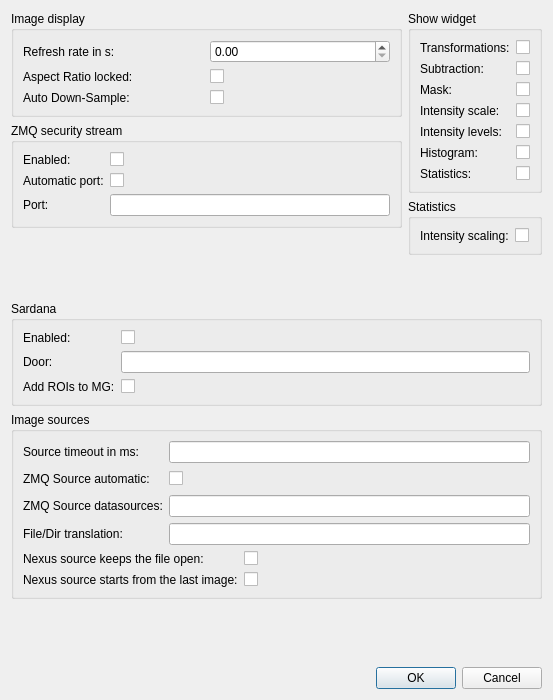
Above: lavuelib/ui/ConfigDialog.ui from syncope/lavue before the change. Below: the same form after it.
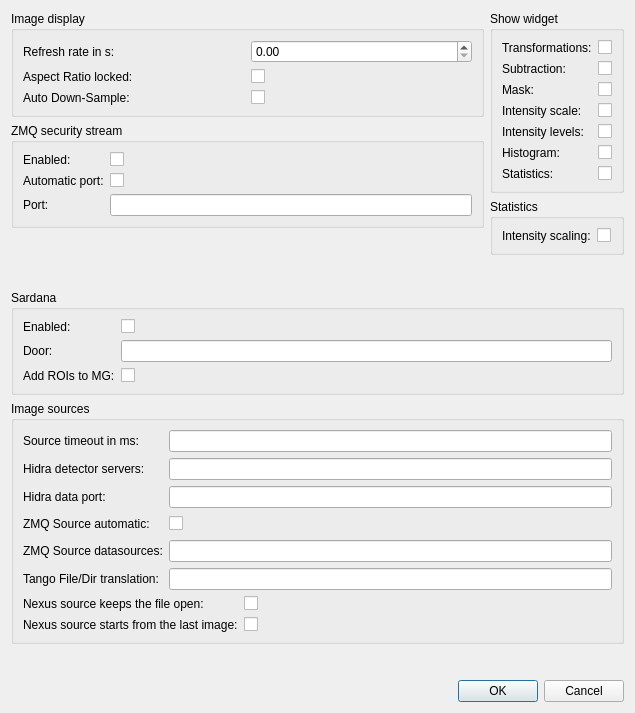
That is the form after the change.

Commit message: add error message for imageSource

```diff
--- a/lavuelib/ui/ConfigDialog.ui
+++ b/lavuelib/ui/ConfigDialog.ui
@@ -6,8 +6,8 @@
    <rect>
     <x>0</x>
     <y>0</y>
-    <width>553</width>
-    <height>700</height>
+    <width>635</width>
+    <height>713</height>
    </rect>
   </property>
   <property name="windowTitle">
@@ -509,7 +509,30 @@
        <layout class="QGridLayout" name="gridLayout_6">
         <item row="0" column="0">
          <layout class="QGridLayout" name="sourcesGridLayout">
-          <item row="1" column="1">
+          <item row="7" column="0" colspan="2">
+           <widget class="QLabel" name="nxslastLabel">
+            <property name="toolTip">
+             <string>nexus source starts from the last image</string>
+            </property>
+            <property name="text">
+             <string>Nexus source starts from the last image:</string>
+            </property>
+            <property name="buddy">
+             <cstring>nxslastCheckBox</cstring>
+            </property>
+           </widget>
+          </item>
+          <item row="7" column="2">
+           <widget class="QCheckBox" name="nxslastCheckBox">
+            <property name="toolTip">
+             <string>nexus source starts from the last image</string>
+            </property>
+            <property name="text">
+             <string/>
+            </property>
+           </widget>
+          </item>
+          <item row="3" column="1">
            <widget class="QCheckBox" name="autozmqtopicsCheckBox">
             <property name="toolTip">
              <string>load possible ZMQ source datasources from the stream</string>
@@ -519,7 +542,7 @@
             </property>
            </widget>
           </item>
-          <item row="4" column="0" colspan="2">
+          <item row="6" column="0" colspan="2">
            <widget class="QLabel" name="nxsopenLabel">
             <property name="toolTip">
              <string>nexus source keeps the file open</string>
@@ -532,6 +555,26 @@
             </property>
            </widget>
           </item>
+          <item row="1" column="1" colspan="2">
+           <widget class="QLineEdit" name="detserversLineEdit">
+            <property name="toolTip">
+             <string>&lt;html&gt;&lt;head/&gt;&lt;body&gt;&lt;p&gt;HIDRA detector servers separated by spaces&lt;/p&gt;&lt;/body&gt;&lt;/html&gt;</string>
+            </property>
+           </widget>
+          </item>
+          <item row="1" column="0">
+           <widget class="QLabel" name="detserversLabel">
+            <property name="toolTip">
+             <string>&lt;html&gt;&lt;head/&gt;&lt;body&gt;&lt;p&gt;HIDRA detector servers separated by spaces&lt;/p&gt;&lt;/body&gt;&lt;/html&gt;</string>
+            </property>
+            <property name="text">
+             <string>Hidra detector servers:</string>
+            </property>
+            <property name="buddy">
+             <cstring>detserversLineEdit</cstring>
+            </property>
+           </widget>
+          </item>
           <item row="0" column="0">
            <widget class="QLabel" name="timeoutLabel">
             <property name="toolTip">
@@ -545,14 +588,14 @@
             </property>
            </widget>
           </item>
-          <item row="2" column="1" colspan="2">
+          <item row="4" column="1" colspan="2">
            <widget class="QLineEdit" name="zmqtopicsLineEdit">
             <property name="toolTip">
              <string>ZMQ source datasources separated by spaces</string>
             </property>
            </widget>
           </item>
-          <item row="4" column="2">
+          <item row="6" column="2">
            <widget class="QCheckBox" name="nxsopenCheckBox">
             <property name="toolTip">
              <string>nexus source keeps the file open</string>
@@ -562,7 +605,7 @@
             </property>
            </widget>
           </item>
-          <item row="3" column="1" colspan="2">
+          <item row="5" column="1" colspan="2">
            <widget class="QLineEdit" name="dirtransLineEdit">
             <property name="toolTip">
              <string>JSON dictionary denoting what to replace
@@ -570,21 +613,21 @@
             </property>
            </widget>
           </item>
-          <item row="3" column="0">
+          <item row="5" column="0">
            <widget class="QLabel" name="dirtransLabel">
             <property name="toolTip">
              <string>JSON dictionary denoting what to replace
 in the file name and the file directory for Tango File Source</string>
             </property>
             <property name="text">
-             <string>File/Dir translation:</string>
+             <string>Tango File/Dir translation:</string>
             </property>
             <property name="buddy">
              <cstring>dirtransLineEdit</cstring>
             </property>
            </widget>
           </item>
-          <item row="1" column="0">
+          <item row="3" column="0">
            <widget class="QLabel" name="autozmqtopicsLabel">
             <property name="toolTip">
              <string>load possible ZMQ source datasources from the stream</string>
@@ -597,7 +640,7 @@
             </property>
            </widget>
           </item>
-          <item row="2" column="0">
+          <item row="4" column="0">
            <widget class="QLabel" name="zmqtopicsLabel">
             <property name="toolTip">
              <string>ZMQ source datasources separated by spaces</string>
@@ -617,7 +660,7 @@
             </property>
            </widget>
           </item>
-          <item row="1" column="2">
+          <item row="3" column="2">
            <spacer name="horizontalSpacer">
             <property name="orientation">
              <enum>Qt::Horizontal</enum>
@@ -630,26 +673,23 @@
             </property>
            </spacer>
           </item>
-          <item row="5" column="0" colspan="2">
-           <widget class="QLabel" name="nxslastLabel">
+          <item row="2" column="1" colspan="2">
+           <widget class="QLineEdit" name="hidraportLineEdit">
             <property name="toolTip">
-             <string>nexus source starts from the last image</string>
-            </property>
-            <property name="text">
-             <string>Nexus source starts from the last image:</string>
-            </property>
-            <property name="buddy">
-             <cstring>nxslastCheckBox</cstring>
+             <string>&lt;html&gt;&lt;head/&gt;&lt;body&gt;&lt;p&gt;HIDRA data port&lt;/p&gt;&lt;/body&gt;&lt;/html&gt;</string>
             </property>
            </widget>
           </item>
-          <item row="5" column="2">
-           <widget class="QCheckBox" name="nxslastCheckBox">
+          <item row="2" column="0">
+           <widget class="QLabel" name="hidraportLabel">
             <property name="toolTip">
              <string>nexus source starts from the last image</string>
             </property>
             <property name="text">
-             <string/>
+             <string>Hidra data port:</string>
+            </property>
+            <property name="buddy">
+             <cstring>hidraportLineEdit</cstring>
             </property>
            </widget>
           </item>
```
Left out of the diff: 4 changed lines with no effect on the pictures. The commit also changes 5 other files.
